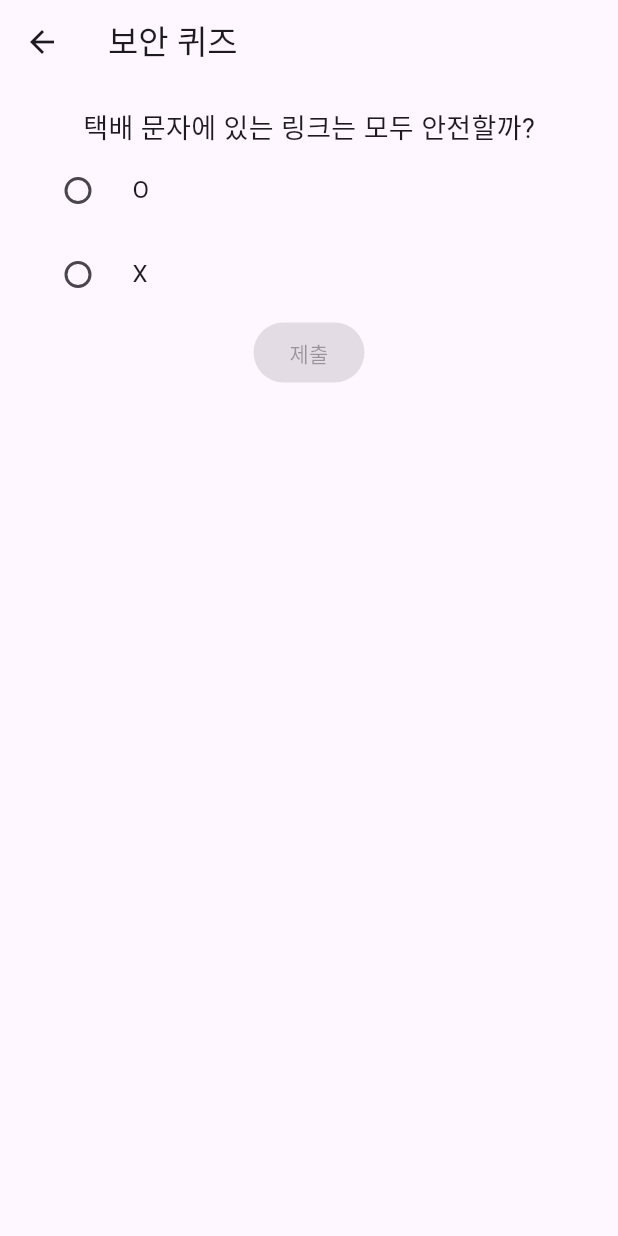
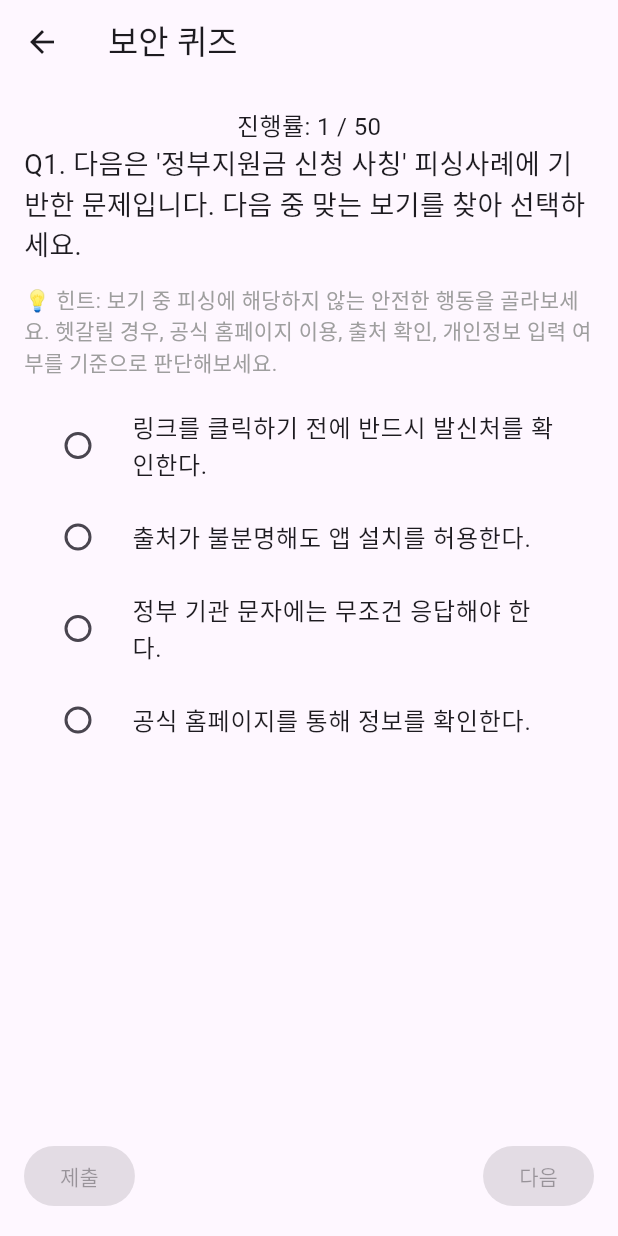
Before and after one commit to jisooHan-08/Digital-Helper, a Flutter app: the QuizScreen screen opened directly, on a phone screen of 412 x 824 dp. Run offline on Flutter 3.47's test engine with Material 3 defaults, Android fonts, the phone set to English and light mode, and no system bars.

Commit message:
add quiz

```diff
--- a/frontend/lib/main.dart
+++ b/frontend/lib/main.dart
@@ -17,6 +17,7 @@ class MyApp extends StatelessWidget {
       title: '디지털 소외계층을 위한 디지털 적응 도우미',
       theme: ThemeData(primarySwatch: Colors.blue),
       home: HomeScreen(),
+      debugShowCheckedModeBanner: false,
     );
   }
 }
--- /dev/null
+++ b/frontend/lib/model/security_quiz.dart
@@ -0,0 +1,50 @@
+class SecurityQuiz {
+  final int id;
+  final String question;
+  final List<String> options;
+  final int answerIndex;
+  final String explanation;
+  final String type; // OX or multiple
+
+  SecurityQuiz({
+    required this.id,
+    required this.question,
+    required this.options,
+    required this.answerIndex,
+    required this.explanation,
+    required this.type,
+  });
+
+  factory SecurityQuiz.fromJson(Map<String, dynamic> json) {
+    final options =
+        (json['choices'] as List<dynamic>?)
+            ?.map((e) => e.toString())
+            .toList() ??
+        [];
+    final answerText = json['answer'] ?? '';
+    final answerIndex = options.indexOf(answerText);
+
+    return SecurityQuiz(
+      id: json['quiz_id'] ?? 0,
+      question: json['question'] ?? '',
+      options: options,
+      answerIndex: answerIndex >= 0 ? answerIndex : 0,
+      explanation: json['explanation'] ?? '',
+      type: 'multiple', // 필요한 경우 나중에 'ox' 분기 가능
+    );
+  }
+}
+
+class SecurityHint {
+  final String step;
+  final String helperMessage;
+
+  SecurityHint({required this.step, required this.helperMessage});
+
+  factory SecurityHint.fromJson(Map<String, dynamic> json) {
+    return SecurityHint(
+      step: json['step'] ?? '',
+      helperMessage: json['helper_message'] ?? '',
+    );
+  }
+}
--- a/frontend/lib/screens/quiz_screen.dart
+++ b/frontend/lib/screens/quiz_screen.dart
@@ -1,65 +1,239 @@
 import 'package:flutter/material.dart';
+import 'dart:convert';
+import 'dart:math';
+import 'package:flutter/services.dart' show rootBundle;
+
+import '/model/security_quiz.dart';
 
 class QuizScreen extends StatefulWidget {
+  const QuizScreen({super.key});
+
   @override
-  _QuizScreenState createState() => _QuizScreenState();
+  State<QuizScreen> createState() => _QuizScreenState();
 }
 
 class _QuizScreenState extends State<QuizScreen> {
-  String _selectedAnswer = '';
-  bool _submitted = false;
+  List<SecurityQuiz> _quizzes = [];
+  List<SecurityHint> _hints = [];
 
-  final String question = '택배 문자에 있는 링크는 모두 안전할까?';
-  final List<String> options = ['O', 'X'];
-  final String correctAnswer = 'X';
-  final String explanation = '출처를 모르면 절대 누르지 마세요!';
+  int _currentIndex = 0;
+  int? _selectedIndex;
+  bool _showExplanation = false;
+  List<int> _wrongAnswers = [];
+
+  // ✅ 피드백 멘트용 리스트
+  List<String> correctFeedback = [];
+  List<String> almostFeedback = [];
+  List<String> wrongFeedback = [];
+
+  @override
+  void initState() {
+    super.initState();
+    loadQuizData();
+  }
+
+  Future<void> loadQuizData() async {
+    try {
+      final quizJson = await rootBundle.loadString(
+        'assets/data/4. 50 Security Quiz Questions - Base.json',
+      );
+      final hintJson = await rootBundle.loadString(
+        'assets/data/4-0. Security_Education_Quiz_Help_Tips.json',
+      );
+      final feedbackJson = await rootBundle.loadString(
+        'assets/data/4-0. Security_Quiz_Feedback_Messages.json',
+      );
+
+      final quizList = json.decode(quizJson) as List;
+      final hintList = json.decode(hintJson) as List;
+
+      final feedbackMap = json.decode(feedbackJson) as Map<String, dynamic>;
+      final feedbackGroups =
+          feedbackMap['security_quiz_feedback'] as Map<String, dynamic>;
+
+      correctFeedback = List<String>.from(feedbackGroups['correct'] ?? []);
+      almostFeedback = List<String>.from(
+        feedbackGroups['almost_correct'] ?? [],
+      );
+      wrongFeedback = List<String>.from(feedbackGroups['wrong'] ?? []);
+
+      setState(() {
+        _quizzes = quizList.map((e) => SecurityQuiz.fromJson(e)).toList();
+        _hints = hintList.map((e) => SecurityHint.fromJson(e)).toList();
+      });
+    } catch (e) {
+      print('❌ 로딩 중 오류 발생: $e');
+    }
+  }
+
+  void checkAnswer() {
+    final correctIndex = _quizzes[_currentIndex].answerIndex;
+
+    setState(() {
+      _showExplanation = true;
+      if (_selectedIndex != correctIndex) {
+        _wrongAnswers.add(_currentIndex);
+      }
+    });
+  }
+
+  void nextQuestion() {
+    if (_currentIndex < _quizzes.length - 1) {
+      setState(() {
+        _currentIndex++;
+        _selectedIndex = null;
+        _showExplanation = false;
+      });
+    } else {
+      showResultDialog();
+    }
+  }
+
+  void showResultDialog() {
+    int correctCount = _quizzes.length - _wrongAnswers.length;
+    double scoreRatio = correctCount / _quizzes.length;
+
+    String message;
+    if (scoreRatio >= 0.9) {
+      message = correctFeedback[Random().nextInt(correctFeedback.length)];
+    } else if (scoreRatio >= 0.6) {
+      message = almostFeedback[Random().nextInt(almostFeedback.length)];
+    } else {
+      message = wrongFeedback[Random().nextInt(wrongFeedback.length)];
+    }
+
+    showDialog(
+      context: context,
+      builder: (_) => AlertDialog(
+        title: const Text('퀴즈 완료!'),
+        content: Column(
+          mainAxisSize: MainAxisSize.min,
+          children: [
+            Text('총 ${_quizzes.length}문제 중 $correctCount문제 맞춤!'),
+            const SizedBox(height: 12),
+            Text(message),
+          ],
+        ),
+        actions: [
+          TextButton(
+            onPressed: () {
+              Navigator.of(context).pop();
+              setState(() {
+                _currentIndex = 0;
+                _selectedIndex = null;
+                _showExplanation = false;
+                _wrongAnswers.clear();
+              });
+            },
+            child: const Text('전체 다시 풀기'),
+          ),
+          if (_wrongAnswers.isNotEmpty)
+            TextButton(
+              onPressed: () {
+                Navigator.of(context).pop();
+                setState(() {
+                  // 오답 문제만 다시 풀기
+                  _quizzes = _wrongAnswers
+                      .map((index) => _quizzes[index])
+                      .toList();
+                  _currentIndex = 0;
+                  _selectedIndex = null;
+                  _showExplanation = false;
+                  _wrongAnswers.clear();
+                });
+              },
+              child: const Text('오답만 다시 풀기'),
+            ),
+        ],
+      ),
+    );
+  }
+
+  String? getHintForCurrentQuestion() {
+    final stepId = '4-${_currentIndex + 1}';
+    final hint = _hints.firstWhere(
+      (h) => h.step == stepId,
+      orElse: () => SecurityHint(step: '', helperMessage: ''),
+    );
+    return hint.helperMessage.isNotEmpty ? hint.helperMessage : null;
+  }
 
   @override
   Widget build(BuildContext context) {
+    if (_quizzes.isEmpty) {
+      return const Scaffold(body: Center(child: CircularProgressIndicator()));
+    }
+
+    final quiz = _quizzes[_currentIndex];
+
     return Scaffold(
-      appBar: AppBar(title: Text('보안 퀴즈')),
+      appBar: AppBar(title: const Text('보안 퀴즈')),
       body: Padding(
         padding: const EdgeInsets.all(16.0),
         child: Column(
           children: [
-            Text(question, style: TextStyle(fontSize: 18)),
-            ...options.map(
-              (opt) => RadioListTile(
-                title: Text(opt),
-                value: opt,
-                groupValue: _selectedAnswer,
-                onChanged: (value) {
-                  if (!_submitted) {
-                    setState(() {
-                      _selectedAnswer = value!;
-                    });
-                  }
-                },
+            Text(
+              '진행률: ${_currentIndex + 1} / ${_quizzes.length}',
+              style: TextStyle(fontSize: 16),
+            ),
+
+            Text(
+              'Q${_currentIndex + 1}. ${quiz.question}',
+              style: const TextStyle(fontSize: 18),
+            ),
+            const SizedBox(height: 12),
+            if (getHintForCurrentQuestion() != null)
+              Text(
+                '💡 힌트: ${getHintForCurrentQuestion()!}',
+                style: const TextStyle(fontSize: 14, color: Colors.grey),
               ),
-            ),
-            ElevatedButton(
-              child: Text('제출'),
-              onPressed: _submitted || _selectedAnswer == ''
-                  ? null
-                  : () {
-                      setState(() {
-                        _submitted = true;
-                      });
-                    },
-            ),
-            if (_submitted)
+            const SizedBox(height: 12),
+            ...List.generate(quiz.options.length, (index) {
+              return RadioListTile<int>(
+                value: index,
+                groupValue: _selectedIndex,
+                onChanged: _showExplanation
+                    ? null
+                    : (val) => setState(() => _selectedIndex = val),
+                title: Text(quiz.options[index]),
+              );
+            }),
+            const SizedBox(height: 12),
+            if (_showExplanation)
               Column(
                 children: [
                   Text(
-                    _selectedAnswer == correctAnswer
-                        ? '정답입니다! 👍'
-                        : '틀렸어요 😢 정답은 $correctAnswer',
-                    style: TextStyle(fontWeight: FontWeight.bold),
+                    _selectedIndex == quiz.answerIndex ? '✅ 정답입니다!' : '❌ 틀렸어요!',
+                    style: TextStyle(
+                      fontSize: 16,
+                      color: _selectedIndex == quiz.answerIndex
+                          ? Colors.green
+                          : Colors.red,
+                    ),
                   ),
-                  SizedBox(height: 8),
-                  Text('해설: $explanation'),
+                  const SizedBox(height: 8),
+                  Text(
+                    '해설: ${quiz.explanation}',
+                    style: const TextStyle(color: Colors.black87),
+                  ),
                 ],
               ),
+            const Spacer(),
+            Row(
+              mainAxisAlignment: MainAxisAlignment.spaceBetween,
+              children: [
+                ElevatedButton(
+                  onPressed: _selectedIndex != null && !_showExplanation
+                      ? checkAnswer
+                      : null,
+                  child: const Text('제출'),
+                ),
+                ElevatedButton(
+                  onPressed: _showExplanation ? nextQuestion : null,
+                  child: const Text('다음'),
+                ),
+              ],
+            ),
           ],
         ),
       ),
--- a/frontend/pubspec.yaml
+++ b/frontend/pubspec.yaml
@@ -29,3 +29,6 @@ flutter:
     - assets/data/0. Help System on Inactivity.json
     - assets/data/0. On Entering the Main Screen.json
     - assets/data/3. Security Education - Phishing Examples.json
+    - assets/data/4. 50 Security Quiz Questions - Base.json
+    - assets/data/4-0. Security_Education_Quiz_Help_Tips.json
+    - assets/data/4-0. Security_Quiz_Feedback_Messages.json
```
